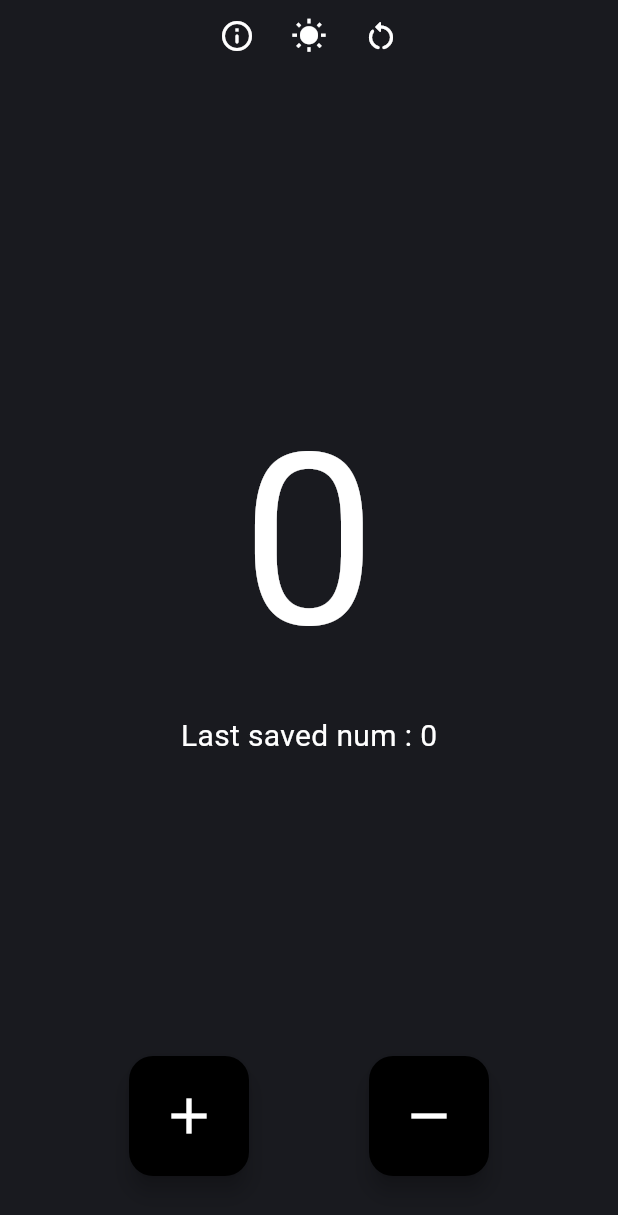
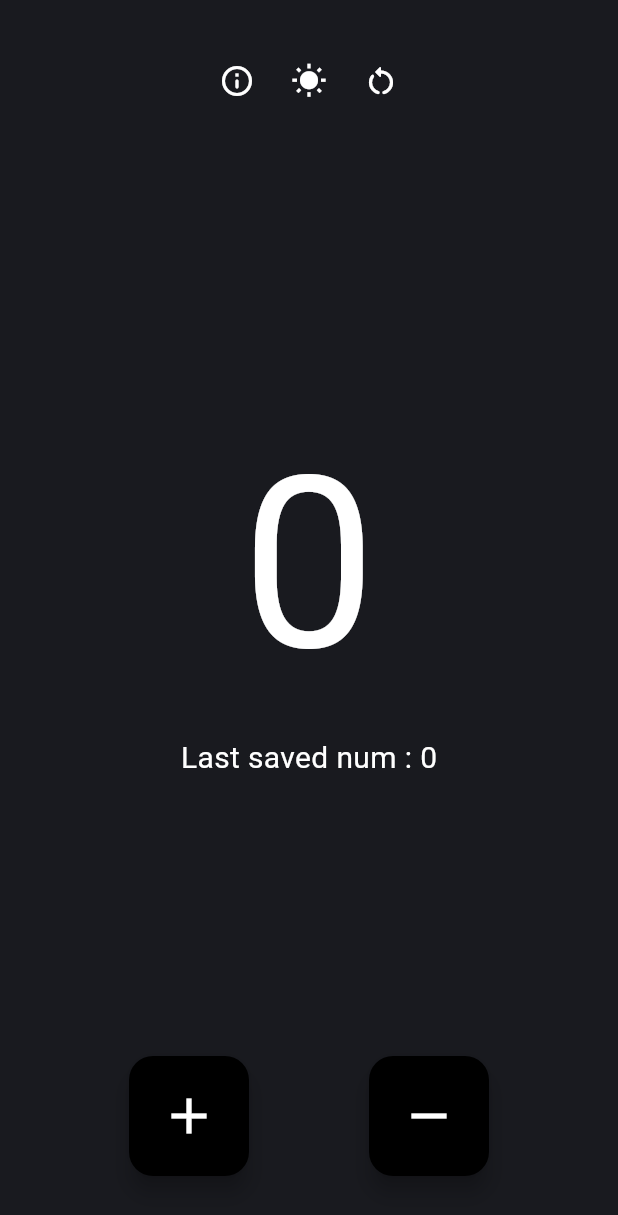
Before and after one commit to M26Tash/Counter-App-on-BLoC-, a Flutter app: the screen it shows after launch, on a phone screen of 412 x 824 dp. Shown: the top 1215 px of the screen. Run offline on Flutter 3.47's test engine with Material 2 defaults, Android fonts, the phone set to English and light mode, and no system bars.

Commit message:
Fixed some issue with top icons

```diff
--- a/lib/main.dart
+++ b/lib/main.dart
@@ -61,6 +61,7 @@ class _MyAppState extends State<MyApp> {
           Column(
             mainAxisAlignment: MainAxisAlignment.center,
             children: [
+              const SizedBox(height: 30,),
               Row(
                 children: [
                   IconButton(
```
